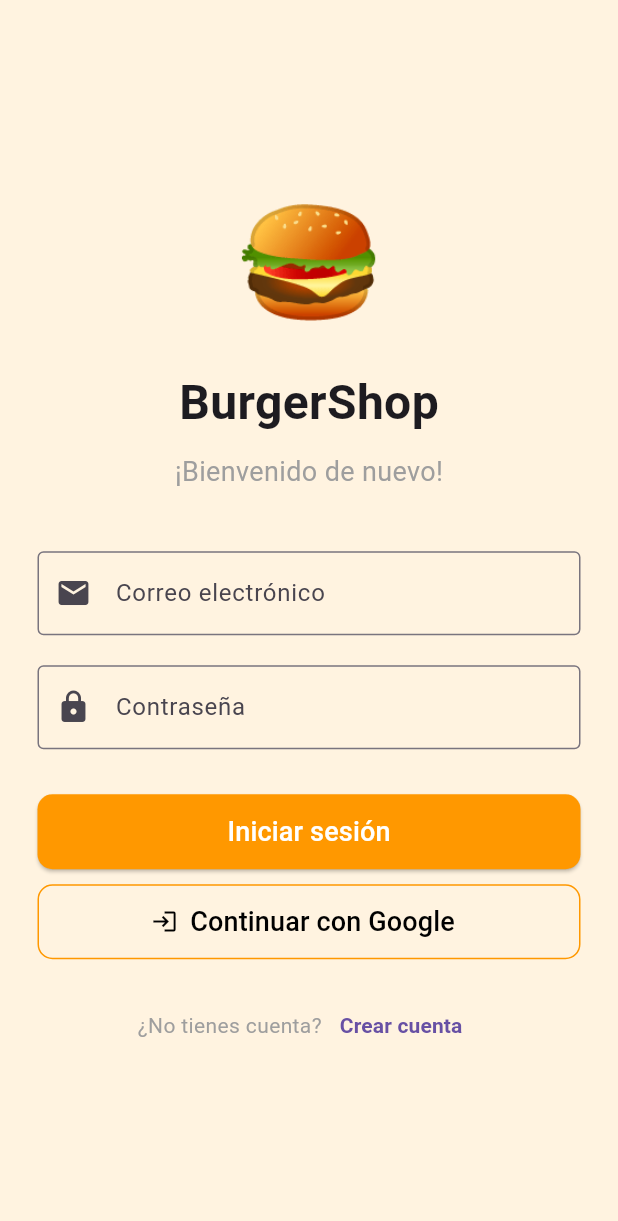
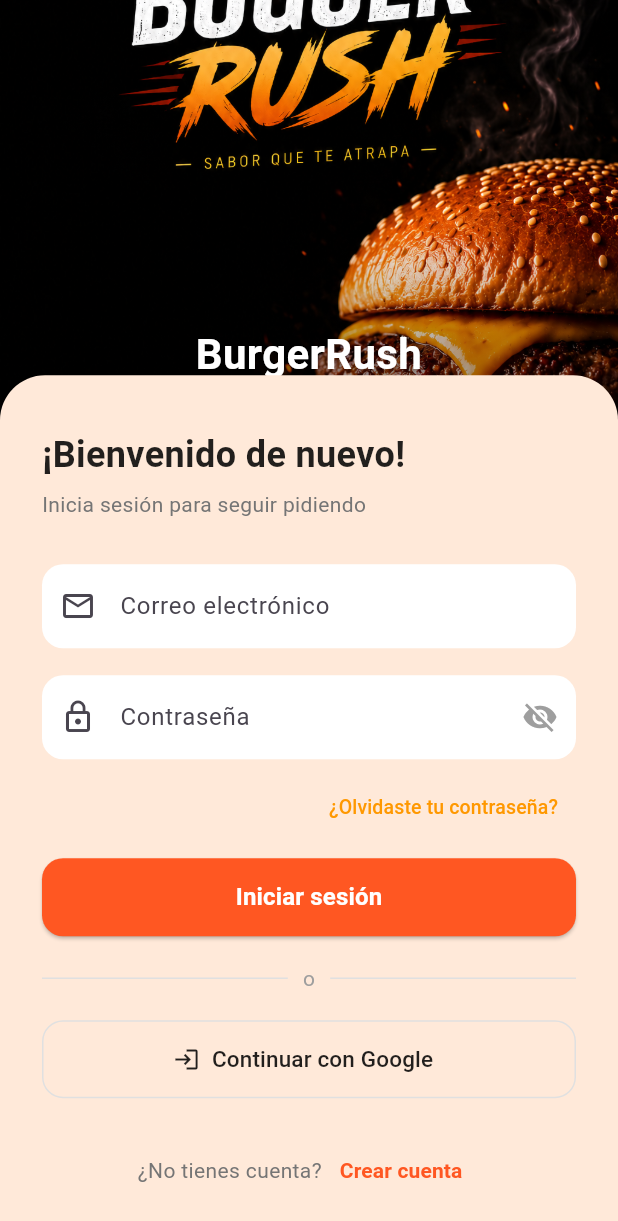
Before and after one commit to RoderickMS/DSFVI, a Flutter app: the screen it shows after launch, on a phone screen of 412 x 824 dp. Shown: the top 1221 px of the screen. Run offline on Flutter 3.47's test engine with Material 3 defaults, Android fonts, the phone set to English and light mode, and no system bars; our stand-ins replace cloud_firestore, firebase_auth, firebase_core; accounts and stored records are empty.

Commit message:
new diseño de login

```diff
--- a/burgershop/lib/screens/login/login_screen.dart
+++ b/burgershop/lib/screens/login/login_screen.dart
@@ -11,10 +11,11 @@ class LoginScreen extends StatefulWidget {
 }
 
 class _LoginScreenState extends State<LoginScreen> {
-
   final emailController = TextEditingController();
   final passwordController = TextEditingController();
 
+  bool _cargando = false;
+  bool _ocultarPassword = true;
 
   @override
   void dispose() {
@@ -23,371 +24,347 @@ class _LoginScreenState extends State<LoginScreen> {
     super.dispose();
   }
 
-
   Future<void> iniciarSesion() async {
+    setState(() => _cargando = true);
 
     try {
-
       await FirebaseAuth.instance.signInWithEmailAndPassword(
         email: emailController.text.trim(),
         password: passwordController.text.trim(),
       );
 
-
       if (!mounted) return;
-
 
       Navigator.pushReplacement(
         context,
-      MaterialPageRoute(
-        builder: (context) => const HomeScreen(),
-      ),
+        MaterialPageRoute(builder: (context) => const HomeScreen()),
       );
-
-
     } on FirebaseAuthException catch (e) {
-
       String mensaje;
 
-
-    switch(e.code){
-
+      switch (e.code) {
         case "user-not-found":
           mensaje = "No existe un usuario con este correo";
           break;
-
         case "wrong-password":
           mensaje = "La contraseña es incorrecta";
           break;
-
         case "invalid-email":
           mensaje = "Correo inválido";
           break;
-
         case "invalid-credential":
           mensaje = "Correo o contraseña incorrectos";
           break;
-
         default:
           mensaje = e.message ?? "Error desconocido";
       }
 
-
       if (!mounted) return;
 
-
       ScaffoldMessenger.of(context).showSnackBar(
-      SnackBar(
-        content: Text(mensaje),
-      ),
+        SnackBar(content: Text(mensaje)),
       );
-
+    } finally {
+      if (mounted) setState(() => _cargando = false);
     }
-
   }
-
-
 
   @override
   Widget build(BuildContext context) {
+    // Color naranja suave para el fondo de la tarjeta inferior.
+    const Color fondoSuave = Color(0xFFFFE9D9);
 
     return Scaffold(
+      backgroundColor: fondoSuave,
+      body: LayoutBuilder(
+        builder: (context, constraints) {
+          final anchoDisponible = constraints.maxWidth;
 
-      backgroundColor: Colors.orange.shade50,
+          // En pantallas grandes (tablet/desktop) limitamos el ancho de la
+          // tarjeta para que no se vea estirada, y la centramos.
+          final anchoTarjeta =
+              anchoDisponible > 600 ? 480.0 : anchoDisponible;
 
-
-      body: SafeArea(
-
-        child: Padding(
-
-          padding: const EdgeInsets.all(25),
-
-
+          return SingleChildScrollView(
+            child: Center(
+              child: ConstrainedBox(
+                constraints: BoxConstraints(maxWidth: anchoTarjeta),
                 child: Column(
-
-            mainAxisAlignment: MainAxisAlignment.center,
-
-
                   children: [
-
-
-              const Text(
-                "🍔",
-                style: TextStyle(fontSize: 80),
+                    _buildEncabezado(context),
+                    Transform.translate(
+                      offset: const Offset(0, -30),
+                      child: Container(
+                        width: double.infinity,
+                        decoration: const BoxDecoration(
+                          color: fondoSuave,
+                          borderRadius:
+                              BorderRadius.vertical(top: Radius.circular(30)),
                         ),
-
-
-              const SizedBox(height: 15),
-
-
-              const Text(
-                "BurgerShop",
-                style: TextStyle(
-                  fontSize: 32,
-                  fontWeight: FontWeight.bold,
-                ),
-              ),
-
-
-              const SizedBox(height: 10),
-
-
+                        padding: const EdgeInsets.fromLTRB(28, 36, 28, 28),
+                        child: Column(
+                          crossAxisAlignment: CrossAxisAlignment.start,
+                          children: [
                             const Text(
                               "¡Bienvenido de nuevo!",
                               style: TextStyle(
-                  fontSize: 18,
+                                fontSize: 24,
+                                fontWeight: FontWeight.bold,
+                                color: Colors.black87,
+                              ),
+                            ),
+                            const SizedBox(height: 6),
+                            Text(
+                              "Inicia sesión para seguir pidiendo",
+                              style: TextStyle(
+                                  fontSize: 14, color: Colors.grey.shade600),
+                            ),
+                            const SizedBox(height: 30),
+                            _buildCampoEmail(),
+                            const SizedBox(height: 18),
+                            _buildCampoPassword(),
+                            const SizedBox(height: 8),
+                            Align(
+                              alignment: Alignment.centerRight,
+                              child: TextButton(
+                                onPressed: () {
+                                  // TODO: recuperación de contraseña
+                                },
+                                child: const Text(
+                                  "¿Olvidaste tu contraseña?",
+                                  style: TextStyle(
+                                      color: Colors.orange, fontSize: 13),
+                                ),
+                              ),
+                            ),
+                            const SizedBox(height: 10),
+                            _buildBotonIniciarSesion(),
+                            const SizedBox(height: 18),
+                            _buildDivisorOo(),
+                            const SizedBox(height: 18),
+                            _buildBotonGoogle(),
+                            const SizedBox(height: 24),
+                            _buildLinkCrearCuenta(context),
+                          ],
+                        ),
+                      ),
+                    ),
+                  ],
+                ),
+              ),
+            ),
+          );
+        },
+      ),
+    );
+  }
+
+  // ---------- Encabezado: la imagen cubre todo el espacio naranja ----------
+
+  Widget _buildEncabezado(BuildContext context) {
+    final size = MediaQuery.of(context).size;
+
+    // Altura relativa a la pantalla, con límites para que no se vea
+    // demasiado alta en tablet/desktop ni demasiado baja en celulares chicos.
+    double alturaEncabezado = size.height * 0.34;
+    if (alturaEncabezado < 220) alturaEncabezado = 220;
+    if (alturaEncabezado > 340) alturaEncabezado = 340;
+
+    return SizedBox(
+      width: double.infinity,
+      height: alturaEncabezado,
+      child: Stack(
+        fit: StackFit.expand,
+        children: [
+          // La imagen ahora ocupa TODO el espacio naranja de arriba.
+          // Ajusta la ruta si tu logo/imagen está en otra carpeta.
+          Image.asset(
+            "assets/imagenes/logo.png",
+            fit: BoxFit.cover,
+          ),
+          // Degradado sutil sobre la imagen para que el texto se lea bien
+          // y para que la transición hacia la tarjeta blanca sea suave.
+          Container(
+            decoration: const BoxDecoration(
+              gradient: LinearGradient(
+                begin: Alignment.topCenter,
+                end: Alignment.bottomCenter,
+                colors: [
+                  Colors.transparent,
+                  Colors.black45,
+                ],
+                stops: [0.5, 1.0],
+              ),
+            ),
+          ),
+          // Título superpuesto sobre la imagen.
+          Positioned(
+            left: 0,
+            right: 0,
+            bottom: 24,
+            child: Text(
+              "BurgerRush",
+              textAlign: TextAlign.center,
+              style: TextStyle(
+                color: Colors.white,
+                fontSize: 28,
+                fontWeight: FontWeight.bold,
+                shadows: [
+                  Shadow(
+                    color: Colors.black.withOpacity(0.4),
+                    blurRadius: 8,
+                    offset: const Offset(0, 2),
+                  ),
+                ],
+              ),
+            ),
+          ),
+        ],
+      ),
+    );
+  }
+
+  // ---------- Campos de texto ----------
+
+  Widget _buildCampoEmail() {
+    return TextField(
+      controller: emailController,
+      keyboardType: TextInputType.emailAddress,
+      decoration: InputDecoration(
+        labelText: "Correo electrónico",
+        prefixIcon: const Icon(Icons.email_outlined),
+        filled: true,
+        fillColor: Colors.white,
+        border: OutlineInputBorder(
+          borderRadius: BorderRadius.circular(14),
+          borderSide: BorderSide.none,
+        ),
+      ),
+    );
+  }
+
+  Widget _buildCampoPassword() {
+    return TextField(
+      controller: passwordController,
+      obscureText: _ocultarPassword,
+      decoration: InputDecoration(
+        labelText: "Contraseña",
+        prefixIcon: const Icon(Icons.lock_outline),
+        suffixIcon: IconButton(
+          icon: Icon(
+            _ocultarPassword ? Icons.visibility_off : Icons.visibility,
             color: Colors.grey,
           ),
+          onPressed: () {
+            setState(() => _ocultarPassword = !_ocultarPassword);
+          },
         ),
-
-
-              const SizedBox(height: 40),
-
-
-
-              TextField(
-
-                controller: emailController,
-
-                decoration: const InputDecoration(
-
-                  labelText: "Correo electrónico",
-
-                  border: OutlineInputBorder(),
-
-                  prefixIcon: Icon(Icons.email),
-
+        filled: true,
+        fillColor: Colors.white,
+        border: OutlineInputBorder(
+          borderRadius: BorderRadius.circular(14),
+          borderSide: BorderSide.none,
         ),
-
       ),
-
-
-
-              const SizedBox(height: 20),
-
-
-
-
-              TextField(
-
-                controller: passwordController,
-
-                obscureText: true,
-
-                decoration: const InputDecoration(
-
-                  labelText: "Contraseña",
-
-                  border: OutlineInputBorder(),
-
-                  prefixIcon: Icon(Icons.lock),
-
-                ),
-
-              ),
-
-
-
-              const SizedBox(height: 30),
-
-
-
-
-              SizedBox(
-
-                width: double.infinity,
-
-                height: 50,
-
-
-                child: ElevatedButton(
-
-
-                  style: ElevatedButton.styleFrom(
-
-                    backgroundColor: Colors.orange,
-
-
-                    shape: RoundedRectangleBorder(
-
-                      borderRadius: BorderRadius.circular(10),
-
-                    ),
-
-                  ),
-
-
-
-                  onPressed: iniciarSesion,
-
-
-
-                  child: const Text(
-
-                    "Iniciar sesión",
-
-                    style: TextStyle(
-
-                      fontSize: 18,
-
-                      color: Colors.white,
-
-                    ),
-
-                  ),
-
-                ),
-
-              ),
-
-
-
-
-              const SizedBox(height: 10),
-
-
-
-
-              SizedBox(
-
-                width: double.infinity,
-
-                height: 50,
-
-
-                child: OutlinedButton.icon(
-
-
-                  onPressed: () {
-
-                  },
-
-
-                  icon: const Icon(Icons.login),
-
-
-
-                  label: const Text(
-
-                    "Continuar con Google",
-
-                    style: TextStyle(fontSize: 18),
-
-                  ),
-
-
-
-                  style: OutlinedButton.styleFrom(
-
-                    foregroundColor: Colors.black,
-
-
-                    side: const BorderSide(
-                      color: Colors.orange,
-                    ),
-
-
-
-                    shape: RoundedRectangleBorder(
-
-                      borderRadius: BorderRadius.circular(10),
-
-                    ),
-
-                  ),
-
-                ),
-
-              ),
-
-
-
-
-              const SizedBox(height: 20),
-
-
-
-
-
-              Row(
-
-                mainAxisAlignment: MainAxisAlignment.center,
-
-
-                children: [
-
-
-                  const Text(
-
-                    "¿No tienes cuenta?",
-
-                    style: TextStyle(
-
-                      color: Colors.grey,
-
-                    ),
-
-                  ),
-
-
-
-
-                  TextButton(
-
-
-                    onPressed: () {
-
-
-                      Navigator.push(
-
-                        context,
-
-
-                        MaterialPageRoute(
-
-                          builder: (context) =>
-                              const RegisterScreen(),
-
-                        ),
-
     );
-
-
-                    },
-
-
-
-                    child: const Text(
-
-                      "Crear cuenta",
-
-
-                      style: TextStyle(
-
-                        fontWeight: FontWeight.bold,
-
-                      ),
-
-                    ),
-
-                  ),
-
-
-                ],
-
-              ),
-
-
-            ],
-
-          ),
-
-        ),
-
-      ),
-
-    );
-
   }
 
+  // ---------- Botones ----------
+
+  Widget _buildBotonIniciarSesion() {
+    return SizedBox(
+      width: double.infinity,
+      height: 52,
+      child: ElevatedButton(
+        style: ElevatedButton.styleFrom(
+          backgroundColor: Colors.deepOrange,
+          shape: RoundedRectangleBorder(
+            borderRadius: BorderRadius.circular(14),
+          ),
+        ),
+        onPressed: _cargando ? null : iniciarSesion,
+        child: _cargando
+            ? const SizedBox(
+                width: 22,
+                height: 22,
+                child: CircularProgressIndicator(
+                  color: Colors.white,
+                  strokeWidth: 2.5,
+                ),
+              )
+            : const Text(
+                "Iniciar sesión",
+                style: TextStyle(
+                    fontSize: 16,
+                    color: Colors.white,
+                    fontWeight: FontWeight.bold),
+              ),
+      ),
+    );
   }
+
+  Widget _buildDivisorOo() {
+    return Row(
+      children: [
+        Expanded(child: Divider(color: Colors.grey.shade300)),
+        Padding(
+          padding: const EdgeInsets.symmetric(horizontal: 10),
+          child: Text("o", style: TextStyle(color: Colors.grey.shade500)),
+        ),
+        Expanded(child: Divider(color: Colors.grey.shade300)),
+      ],
+    );
+  }
+
+  Widget _buildBotonGoogle() {
+    return SizedBox(
+      width: double.infinity,
+      height: 52,
+      child: OutlinedButton.icon(
+        onPressed: () {
+          // TODO: Google Sign-In
+        },
+        icon: const Icon(Icons.login),
+        label: const Text(
+          "Continuar con Google",
+          style: TextStyle(fontSize: 15),
+        ),
+        style: OutlinedButton.styleFrom(
+          foregroundColor: Colors.black87,
+          side: BorderSide(color: Colors.grey.shade300),
+          shape: RoundedRectangleBorder(
+            borderRadius: BorderRadius.circular(14),
+          ),
+        ),
+      ),
+    );
+  }
+
+  Widget _buildLinkCrearCuenta(BuildContext context) {
+    return Center(
+      child: Row(
+        mainAxisAlignment: MainAxisAlignment.center,
+        children: [
+          Text(
+            "¿No tienes cuenta?",
+            style: TextStyle(color: Colors.grey.shade600),
+          ),
+          TextButton(
+            onPressed: () {
+              Navigator.push(
+                context,
+                MaterialPageRoute(
+                    builder: (context) => const RegisterScreen()),
+              );
+            },
+            child: const Text(
+              "Crear cuenta",
+              style:
+                  TextStyle(fontWeight: FontWeight.bold, color: Colors.deepOrange),
+            ),
+          ),
+        ],
+      ),
+    );
+  }
+}
```
Also changed, not shown: burgershop/assets/imagenes/logo.png (added). Lines whose indentation alone changed are shown as unchanged.
